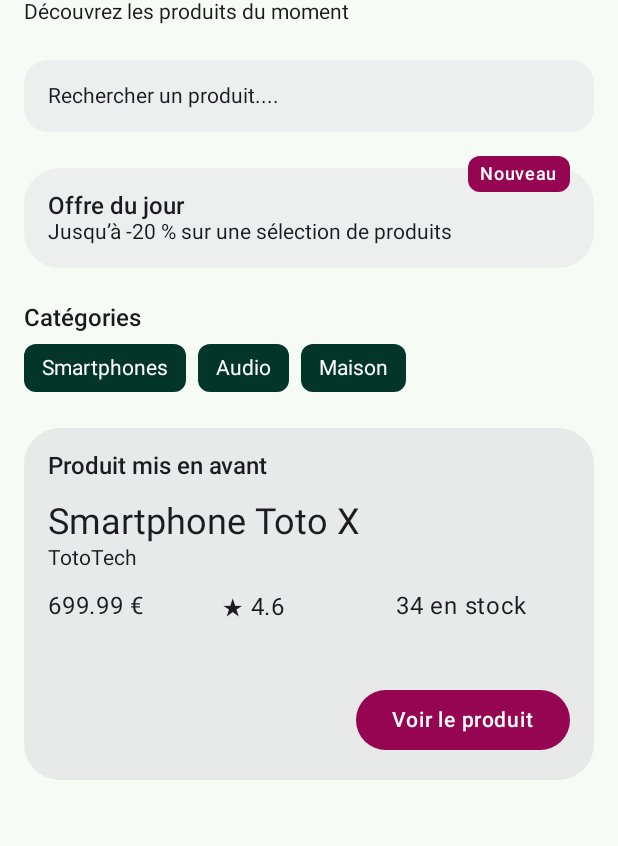
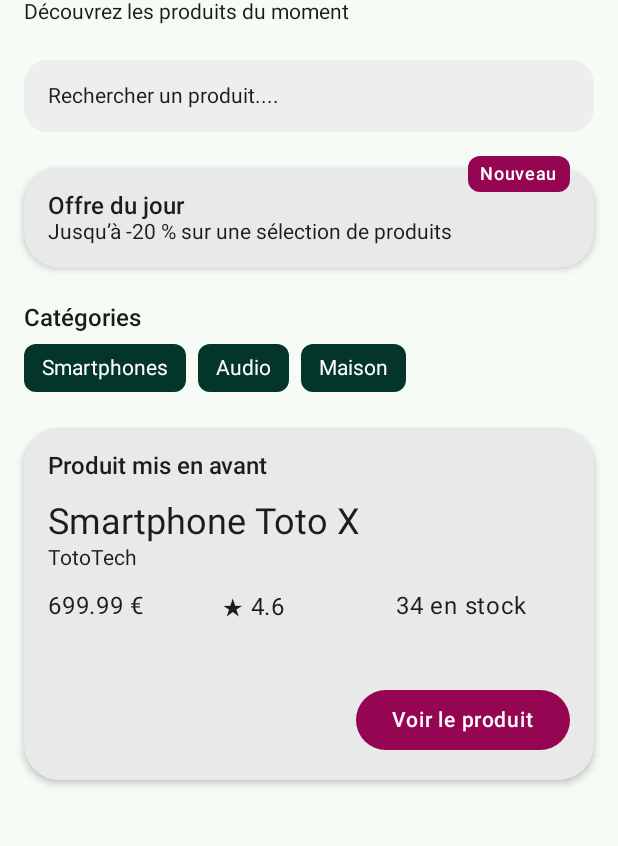
Before and after one commit to AnthonyBoschat/Product-Explorer, an Android app built with Jetpack Compose: the @Preview function ProductHomeScreenPreview, on a phone screen of 412 x 824 dp, the part 73-919 px from its top. Run offline under Robolectric (Android 15) with nearby library versions, the phone set to English and light mode, and no system bars.

Commit message:
Standardisation visuel entre les trois écrans de l'application

```diff
--- a/app/src/main/java/com/example/productexplorer/MainActivity.kt
+++ b/app/src/main/java/com/example/productexplorer/MainActivity.kt
@@ -10,6 +10,7 @@ import androidx.compose.material3.Scaffold
 import androidx.compose.ui.Modifier
 import com.example.productexplorer.catalog.ProductCatalogContainer
 import com.example.productexplorer.catalog.ProductCatalogScreen
+import com.example.productexplorer.home.ProductHomeScreen
 import com.example.productexplorer.theme.ProductExplorerTheme
 
 class MainActivity : ComponentActivity() {
--- a/app/src/main/java/com/example/productexplorer/home/DailyOfferBox.kt
+++ b/app/src/main/java/com/example/productexplorer/home/DailyOfferBox.kt
@@ -1,7 +1,6 @@
 package com.example.productexplorer.home
 
 import androidx.compose.foundation.layout.Box
-import androidx.compose.foundation.layout.Column
 import androidx.compose.foundation.layout.fillMaxWidth
 import androidx.compose.foundation.layout.offset
 import androidx.compose.foundation.layout.padding
@@ -13,18 +12,14 @@ import androidx.compose.ui.Alignment
 import androidx.compose.ui.Modifier
 import androidx.compose.ui.layout.layout
 import androidx.compose.ui.unit.dp
+import com.example.productexplorer.shared.AppCard
 
 @Composable
 fun DailyOfferBox(
     modifier: Modifier = Modifier
 ){
     Box(modifier = modifier.fillMaxWidth()){
-        Surface(
-            modifier = Modifier.fillMaxWidth(),
-            shape = MaterialTheme.shapes.large,
-            tonalElevation = 2.dp
-        ) {
-            Column(modifier = Modifier.padding(16.dp)) {
+        AppCard(modifier = Modifier.fillMaxWidth()) {
             Text(
                 text = "Offre du jour",
                 style = MaterialTheme.typography.titleMedium
@@ -33,7 +28,6 @@ fun DailyOfferBox(
                 text = "Jusqu’à -20 % sur une sélection de produits",
                 style = MaterialTheme.typography.bodyMedium
             )
-            }
         }
         Surface(
             modifier = Modifier
--- a/app/src/main/java/com/example/productexplorer/home/FeaturedProductSection.kt
+++ b/app/src/main/java/com/example/productexplorer/home/FeaturedProductSection.kt
@@ -1,6 +1,5 @@
 package com.example.productexplorer.home
 
-import androidx.compose.foundation.layout.Column
 import androidx.compose.foundation.layout.Spacer
 import androidx.compose.foundation.layout.fillMaxWidth
 import androidx.compose.foundation.layout.height
@@ -8,13 +7,13 @@ import androidx.compose.foundation.layout.padding
 import androidx.compose.material3.Button
 import androidx.compose.material3.ButtonDefaults
 import androidx.compose.material3.MaterialTheme
-import androidx.compose.material3.Surface
 import androidx.compose.material3.Text
 import androidx.compose.runtime.Composable
 import androidx.compose.ui.Alignment
 import androidx.compose.ui.Modifier
 import androidx.compose.ui.unit.dp
 import com.example.productexplorer.ProductUi
+import com.example.productexplorer.shared.AppCard
 
 @Composable
 fun FeaturedProductSection(
@@ -22,13 +21,7 @@ fun FeaturedProductSection(
     product: ProductUi,
     onClick: () -> Unit,
 ){
-    Surface (
-        modifier = modifier.fillMaxWidth(),
-        shape = MaterialTheme.shapes.large,
-        tonalElevation = 4.dp,
-
-    ){
-        Column(modifier = Modifier.padding(16.dp)) {
+    AppCard(modifier = modifier.fillMaxWidth()) {
         Text(
             text = "Produit mis en avant",
             style = MaterialTheme.typography.titleMedium
@@ -61,4 +54,3 @@ fun FeaturedProductSection(
         }
     }
 }
-}
--- a/app/src/main/java/com/example/productexplorer/home/ProductHomeScreen.kt
+++ b/app/src/main/java/com/example/productexplorer/home/ProductHomeScreen.kt
@@ -40,23 +40,11 @@ fun ProductHomeScreen(
         }
 }
 
-
-
+// Preview Home Light
 @Preview
 @Composable
 fun ProductHomeScreenPreview() {
-    ProductHomeScreenPreviewContent(darkTheme = false)
-}
-
-@Preview
-@Composable
-fun ProductHomeScreenDarkPreview() {
-    ProductHomeScreenPreviewContent(darkTheme = true)
-}
-
-@Composable
-private fun ProductHomeScreenPreviewContent(darkTheme: Boolean) {
-    ProductExplorerTheme(darkTheme = darkTheme) {
+    ProductExplorerTheme {
         Scaffold { innerPadding ->
             ProductHomeScreen(
                 modifier = Modifier.padding(innerPadding),
@@ -66,3 +54,18 @@ private fun ProductHomeScreenPreviewContent(darkTheme: Boolean) {
         }
     }
 }
+
+// Preview Home Dark
+@Preview
+@Composable
+fun ProductHomeScreenDarkPreview() {
+    ProductExplorerTheme(darkTheme = true) {
+        Scaffold { innerPadding ->
+            ProductHomeScreen(
+                modifier = Modifier.padding(innerPadding),
+                featuredProduct = sampleProduct(),
+                onFeaturedProductClick = {}
+            )
+        }
+    }
+}
--- /dev/null
+++ b/app/src/main/java/com/example/productexplorer/shared/AppCard.kt
@@ -0,0 +1,47 @@
+package com.example.productexplorer.shared
+
+import androidx.compose.foundation.layout.Column
+import androidx.compose.foundation.layout.ColumnScope
+import androidx.compose.foundation.layout.fillMaxWidth
+import androidx.compose.foundation.layout.padding
+import androidx.compose.material3.Card
+import androidx.compose.material3.CardDefaults
+import androidx.compose.material3.MaterialTheme
+import androidx.compose.material3.Surface
+import androidx.compose.material3.contentColorFor
+import androidx.compose.runtime.Composable
+import androidx.compose.ui.Modifier
+import androidx.compose.ui.graphics.Color
+import androidx.compose.ui.unit.dp
+
+private val CARD_SHADOW_ELEVATION = 3.dp
+private val CARD_TONAL_ELEVATION  = 4.dp
+private val CARD_CONTENT_PADDING  = 16.dp
+
+/** Common card look for every content block of the app. */
+@Composable
+fun AppCard(
+    modifier: Modifier = Modifier,
+    containerColor: Color = MaterialTheme.colorScheme.surface,
+    contentColor: Color = contentColorFor(containerColor),
+    content: @Composable ColumnScope.() -> Unit
+) {
+    Card(
+        modifier = modifier,
+        shape = MaterialTheme.shapes.large,
+        elevation = CardDefaults.cardElevation(defaultElevation = CARD_SHADOW_ELEVATION)
+    ) {
+        Surface(
+            color = containerColor,
+            contentColor = contentColor,
+            tonalElevation = CARD_TONAL_ELEVATION
+        ) {
+            Column(
+                modifier = Modifier
+                    .fillMaxWidth()
+                    .padding(CARD_CONTENT_PADDING),
+                content = content
+            )
+        }
+    }
+}
```
Also changed, not shown: app/src/main/java/com/example/productexplorer/detail/ProductAvailabilityCard.kt (+2 -7 lines), app/src/main/java/com/example/productexplorer/detail/ProductDetailScreen.kt (+6 -2 lines), app/src/main/java/com/example/productexplorer/detail/ProductPriceCard.kt (+6 -7 lines), app/src/main/java/com/example/productexplorer/shared/ProductListItem.kt (+1 -19 lines). Lines whose indentation alone changed are shown as unchanged.
